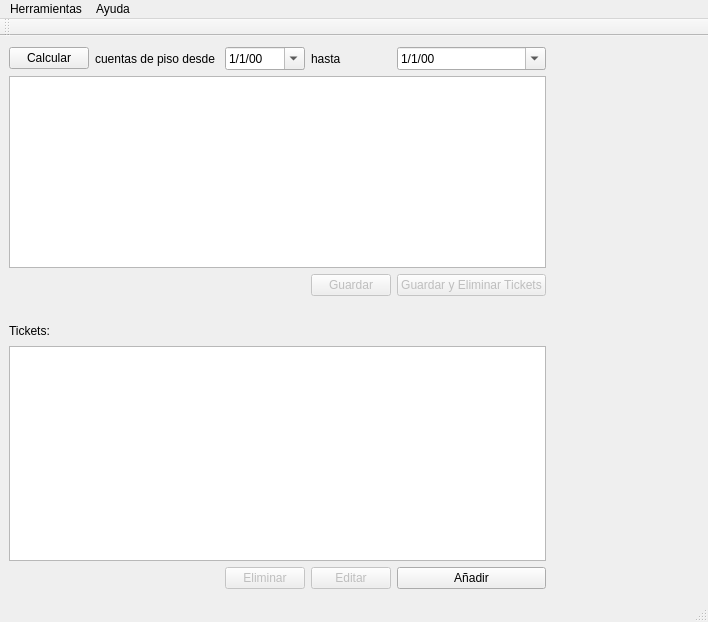
Before: the Qt Designer form mainwindow.ui in emepetres/Six-of-Spades, drawn with Qt 5.
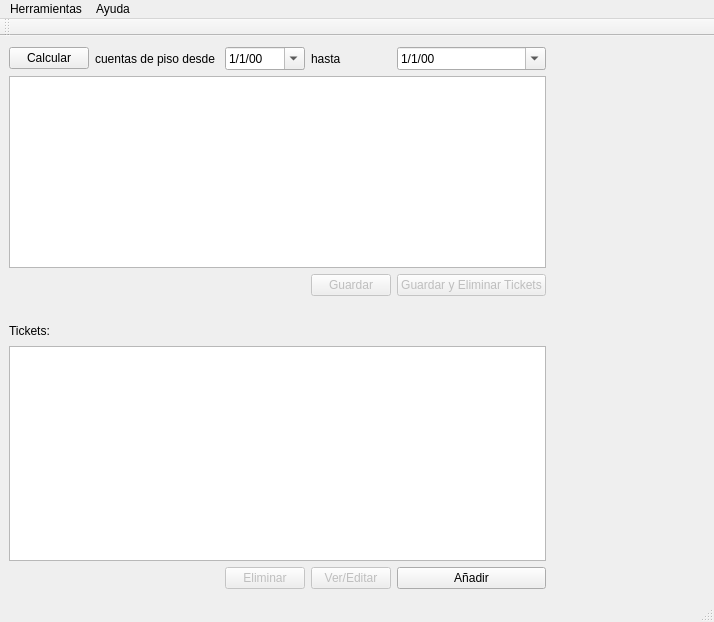
After: the same form once the commit is applied.

```diff
--- a/mainwindow.ui
+++ b/mainwindow.ui
@@ -6,7 +6,7 @@
    <rect>
     <x>0</x>
     <y>0</y>
-    <width>708</width>
+    <width>714</width>
     <height>622</height>
    </rect>
   </property>
@@ -150,7 +150,7 @@
        <bool>false</bool>
       </property>
       <property name="text">
-       <string>Editar</string>
+       <string>Ver/Editar</string>
       </property>
      </widget>
     </item>
@@ -171,7 +171,7 @@
     <rect>
      <x>0</x>
      <y>0</y>
-     <width>708</width>
+     <width>714</width>
      <height>26</height>
     </rect>
    </property>
```
